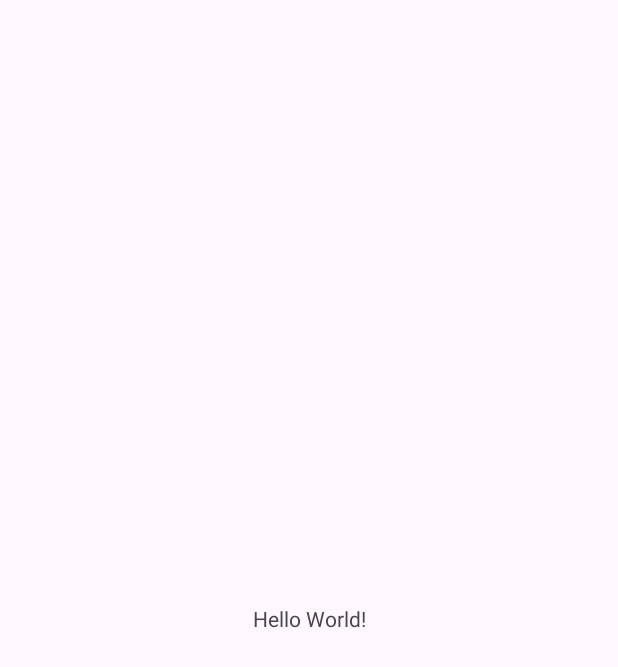
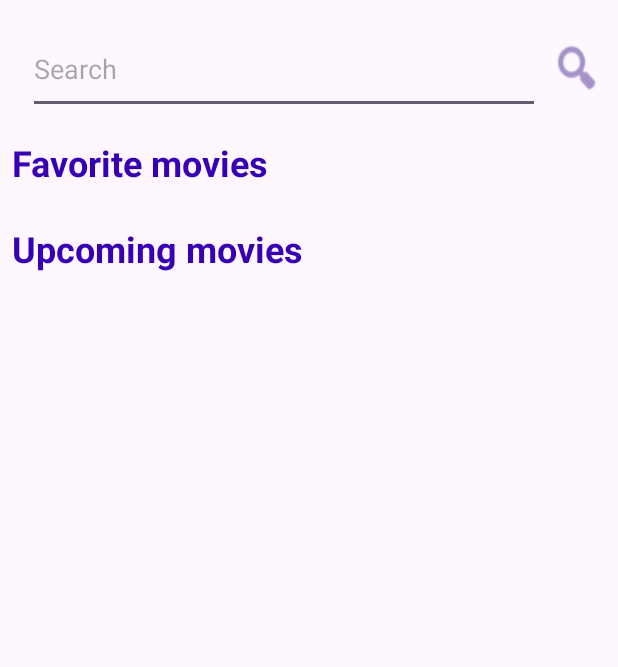
Before and after one commit to kanitakadusic/rma-cineaste, an Android app: the screen it shows after launch (MainActivity), on a phone screen of 412 x 824 dp. Before the commit the part shown is almost empty. Shown: the top 667 px of the screen. Run offline under Robolectric (Android 15) with nearby library versions, the phone set to English and light mode, and no system bars.

Commit message:
Main activity UI

```diff
--- a/app/src/main/java/ba/unsa/etf/rma/cineaste/MainActivity.kt
+++ b/app/src/main/java/ba/unsa/etf/rma/cineaste/MainActivity.kt
@@ -1,20 +1,11 @@
 package ba.unsa.etf.rma.cineaste
 
 import android.os.Bundle
-import androidx.activity.enableEdgeToEdge
 import androidx.appcompat.app.AppCompatActivity
-import androidx.core.view.ViewCompat
-import androidx.core.view.WindowInsetsCompat
 
 class MainActivity : AppCompatActivity() {
     override fun onCreate(savedInstanceState: Bundle?) {
         super.onCreate(savedInstanceState)
-        enableEdgeToEdge()
         setContentView(R.layout.activity_main)
-        ViewCompat.setOnApplyWindowInsetsListener(findViewById(R.id.main)) { v, insets ->
-            val systemBars = insets.getInsets(WindowInsetsCompat.Type.systemBars())
-            v.setPadding(systemBars.left, systemBars.top, systemBars.right, systemBars.bottom)
-            insets
-        }
     }
 }
--- a/app/src/main/res/layout/activity_main.xml
+++ b/app/src/main/res/layout/activity_main.xml
@@ -1,19 +1,95 @@
 <?xml version="1.0" encoding="utf-8"?>
-<androidx.constraintlayout.widget.ConstraintLayout xmlns:android="http://schemas.android.com/apk/res/android"
+<androidx.constraintlayout.widget.ConstraintLayout
+    xmlns:android="http://schemas.android.com/apk/res/android"
     xmlns:app="http://schemas.android.com/apk/res-auto"
     xmlns:tools="http://schemas.android.com/tools"
-    android:id="@+id/main"
     android:layout_width="match_parent"
     android:layout_height="match_parent"
     tools:context=".MainActivity">
 
+    <EditText
+        android:id="@+id/searchText"
+        android:layout_width="341dp"
+        android:layout_height="60dp"
+        android:layout_marginStart="16dp"
+        android:layout_marginTop="16dp"
+        android:layout_marginEnd="4dp"
+        android:hint="@string/search"
+        app:layout_constraintEnd_toStartOf="@+id/searchButton"
+        app:layout_constraintStart_toStartOf="parent"
+        app:layout_constraintTop_toTopOf="parent"
+        android:importantForAutofill="no"
+        android:inputType="textCapSentences" />
+
+    <Button
+        android:id="@+id/searchButton"
+        android:layout_width="34dp"
+        android:layout_height="39dp"
+        android:layout_marginTop="25dp"
+        android:layout_marginEnd="8dp"
+        android:background="@android:drawable/ic_menu_search"
+        app:layout_constraintEnd_toEndOf="parent"
+        app:layout_constraintStart_toEndOf="@+id/searchText"
+        app:layout_constraintTop_toTopOf="parent" />
+
     <TextView
-        android:layout_width="wrap_content"
+        android:id="@+id/textView"
+        android:layout_width="398dp"
+        android:layout_height="33dp"
+        android:layout_marginStart="8dp"
+        android:layout_marginTop="16dp"
+        android:layout_marginEnd="8dp"
+        android:text="@string/favorite"
+        android:textColor="@color/purple_700"
+        android:textSize="24sp"
+        android:textStyle="bold"
+        app:layout_constraintEnd_toEndOf="parent"
+        app:layout_constraintHorizontal_bias="0.0"
+        app:layout_constraintStart_toStartOf="parent"
+        app:layout_constraintTop_toBottomOf="@+id/searchText" />
+
+    <androidx.recyclerview.widget.RecyclerView
+        android:id="@+id/favoriteMovies"
+        android:layout_width="388dp"
         android:layout_height="wrap_content"
-        android:text="Hello World!"
-        app:layout_constraintBottom_toBottomOf="parent"
+        android:layout_marginStart="8dp"
+        android:layout_marginTop="8dp"
+        android:layout_marginEnd="8dp"
+        android:clipToPadding="false"
+        android:paddingStart="16dp"
+        android:paddingEnd="16dp"
         app:layout_constraintEnd_toEndOf="parent"
         app:layout_constraintStart_toStartOf="parent"
-        app:layout_constraintTop_toTopOf="parent" />
+        app:layout_constraintTop_toBottomOf="@+id/textView" />
+
+    <TextView
+        android:id="@+id/textView1"
+        android:layout_width="398dp"
+        android:layout_height="33dp"
+        android:layout_marginStart="8dp"
+        android:layout_marginTop="16dp"
+        android:layout_marginEnd="8dp"
+        android:text="@string/recent"
+        android:textColor="@color/purple_700"
+        android:textSize="24sp"
+        android:textStyle="bold"
+        app:layout_constraintEnd_toEndOf="parent"
+        app:layout_constraintHorizontal_bias="0.0"
+        app:layout_constraintStart_toStartOf="parent"
+        app:layout_constraintTop_toBottomOf="@+id/favoriteMovies" />
+
+    <androidx.recyclerview.widget.RecyclerView
+        android:id="@+id/recentMovies"
+        android:layout_width="388dp"
+        android:layout_height="wrap_content"
+        android:layout_marginStart="8dp"
+        android:layout_marginTop="8dp"
+        android:layout_marginEnd="8dp"
+        android:clipToPadding="false"
+        android:paddingStart="16dp"
+        android:paddingEnd="16dp"
+        app:layout_constraintEnd_toEndOf="parent"
+        app:layout_constraintStart_toStartOf="parent"
+        app:layout_constraintTop_toBottomOf="@+id/textView1" />
 
 </androidx.constraintlayout.widget.ConstraintLayout>
--- a/app/src/main/res/values/colors.xml
+++ b/app/src/main/res/values/colors.xml
@@ -2,4 +2,6 @@
 <resources>
     <color name="black">#FF000000</color>
     <color name="white">#FFFFFFFF</color>
+
+    <color name="purple_700">#FF3700B3</color>
 </resources>
--- a/app/src/main/res/values/strings.xml
+++ b/app/src/main/res/values/strings.xml
@@ -1,3 +1,7 @@
 <resources>
     <string name="app_name">Cineaste</string>
+
+    <string name="search">Search</string>
+    <string name="favorite">Favorite movies</string>
+    <string name="recent">Upcoming movies</string>
 </resources>
```
